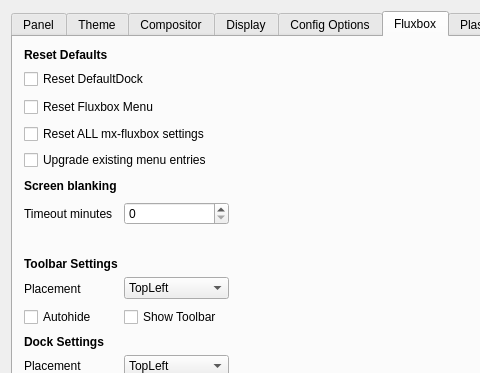
The window that defaultlook.ui (MX-Linux/mx-tweak) describes before a commit, drawn with Qt 5; both pictures show x 0 to 480 and y 0 to 373 of the 1109 by 746 pixel window.
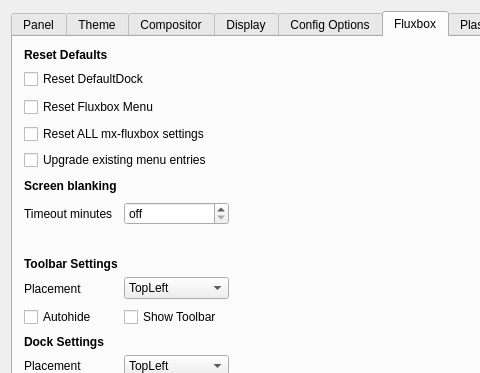
The same window after the commit. Icons and pictures are not drawn.

Commit message: add tooltip to screen blank box, improve startup time

Patch:
```diff
--- a/defaultlook.ui
+++ b/defaultlook.ui
@@ -1392,6 +1392,9 @@
          </item>
          <item row="6" column="1">
           <widget class="QSpinBox" name="spinBoxScreenBlankingTimeout">
+           <property name="specialValueText">
+            <string>off</string>
+           </property>
            <property name="maximum">
             <number>240</number>
            </property>
```
The commit also changes 2 other files.
